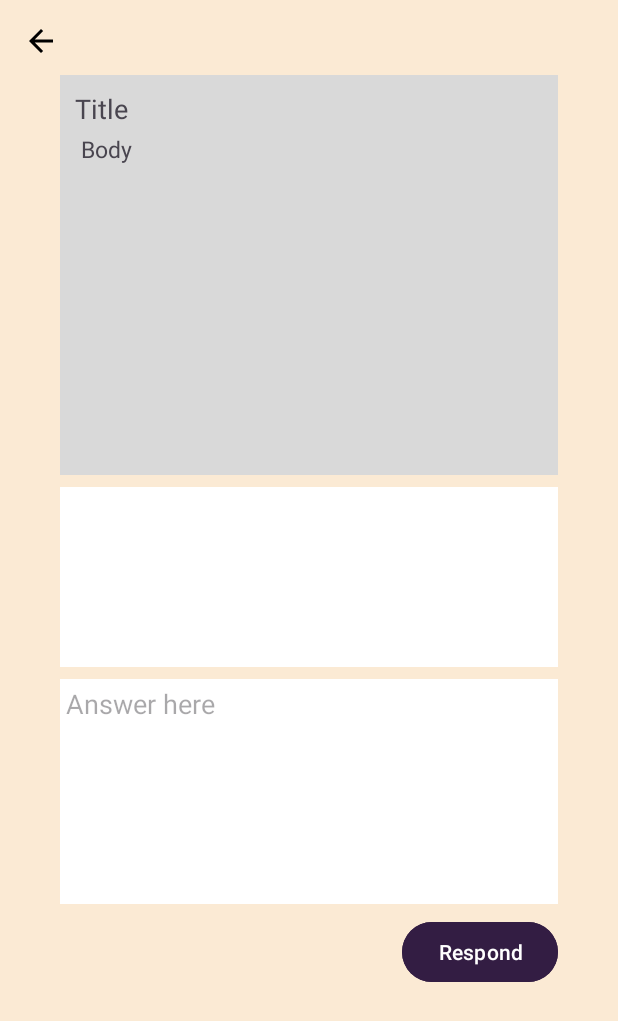
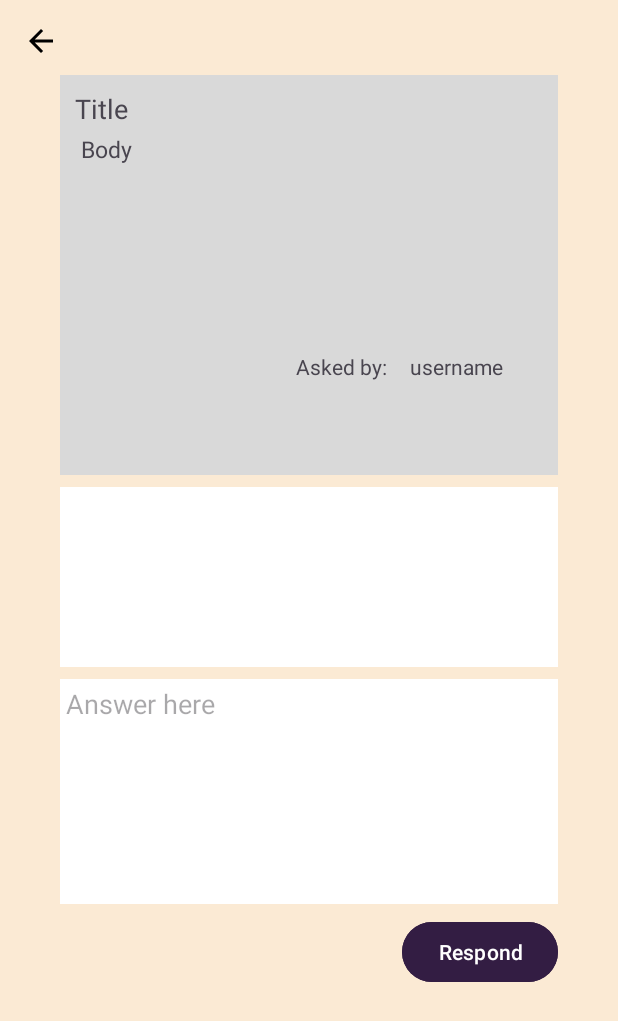
Before and after one commit to amitbarel/HappyPetsApp, an Android app: the NewAnswerActivity screen opened directly, with no data from a screen before it, on a phone screen of 412 x 824 dp. Shown: the top 1021 px of the screen. Run offline under Robolectric (Android 15) with nearby library versions, the phone set to English and light mode, and no system bars; our stand-ins replace Firebase (no records; nobody signed in at launch, a user with empty details on screens opened directly); 1 statement that could not run was skipped.

Commit message:
Added askedBy to the question display. Still didn't connect it well

```diff
--- a/app/src/main/java/dev/happypets/Activities/NewAnswerActivity.java
+++ b/app/src/main/java/dev/happypets/Activities/NewAnswerActivity.java
@@ -28,7 +28,7 @@ public class NewAnswerActivity extends AppCompatActivity {
 
     DataManager dataManager;
     ShapeableImageView backButton;
-    MaterialTextView title, body;
+    MaterialTextView title, body, askedBy;
     AppCompatImageView kind_image;
     RecyclerView relatedAnswers;
     TextInputEditText answer;
@@ -50,6 +50,7 @@ public class NewAnswerActivity extends AppCompatActivity {
         backButton = findViewById(R.id.img_back_from_answer);
         title = findViewById(R.id.actual_title);
         body = findViewById(R.id.actual_body);
+        askedBy = findViewById(R.id.tv_username);
         kind_image = findViewById(R.id.img_kind);
         relatedAnswers = findViewById(R.id.recycle_answers);
         answer = findViewById(R.id.et_answer);
@@ -71,6 +72,7 @@ public class NewAnswerActivity extends AppCompatActivity {
                 if (question != null) {
                     title.setText(question.getTitle());
                     body.setText(question.getText());
+                    askedBy.setText(question.getAskedBy().getName());
 
                     dataManager.getAnswersByQuestionId(chosenQuestionId, answers -> {
                         relatedAnswers.setAdapter(new AnswerAdapter(NewAnswerActivity.this, answers, answerCallback));
--- a/app/src/main/res/layout/activity_new_answer.xml
+++ b/app/src/main/res/layout/activity_new_answer.xml
@@ -41,12 +41,35 @@
             android:maxLines="6"
             android:text="Body"/>
 
+        <LinearLayout
+            android:layout_width="match_parent"
+            android:layout_height="wrap_content"
+            android:orientation="horizontal">
+
             <androidx.appcompat.widget.AppCompatImageView
                 android:id="@+id/img_kind"
                 android:layout_width="72dp"
                 android:layout_height="72dp"
                 android:layout_alignParentStart="true"
                 android:layout_centerVertical="true"/>
+
+            <View
+                android:layout_width="75dp"
+                android:layout_height="match_parent"/>
+
+            <com.google.android.material.textview.MaterialTextView
+                android:layout_width="wrap_content"
+                android:layout_height="match_parent"
+                android:text="Asked by:"/>
+
+            <com.google.android.material.textview.MaterialTextView
+                android:id="@+id/tv_username"
+                android:layout_width="wrap_content"
+                android:layout_height="match_parent"
+                android:layout_marginHorizontal="15dp"
+                android:text="username"/>
+
+        </LinearLayout>
 
     </LinearLayout>
 
```
Lines whose indentation alone changed are shown as unchanged.
